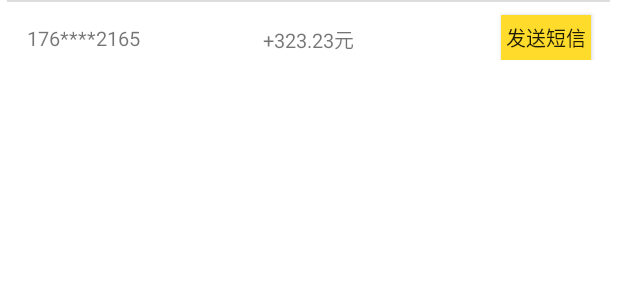
After one commit to a329336057/qfxdemo, an Android app: the layout mail_list_adapter.xml on its own in the app's theme, with its tools: preview values and no code run, on a phone screen of 412 x 824 dp. The commit adds this screen. Shown: the top 300 px of the screen. Run offline under Robolectric (Android 15) with nearby library versions, the phone set to English and light mode, and no system bars.

Commit message:
完成短信发送

```diff
--- a/app/build.gradle
+++ b/app/build.gradle
@@ -21,7 +21,7 @@ android {
 
 dependencies {
     implementation 'com.contrarywind:Android-PickerView:4.1.8'//选择器
-
+    implementation 'es.voghdev.pdfviewpager:library:1.0.3' //pdf
     implementation 'com.hjq:titlebar:5.0' //导航栏
     implementation 'com.android.support:design:28.0.0'
     implementation fileTree(dir: 'libs', include: ['*.jar'])
--- a/app/src/main/AndroidManifest.xml
+++ b/app/src/main/AndroidManifest.xml
@@ -11,6 +11,7 @@
     <uses-permission android:name="android.permission.ACCESS_WIFI_STATE" /> <!-- 允许程序读写手机状态和身份 -->
     <uses-permission android:name="android.permission.READ_PHONE_STATE" /> <!-- 允许程序访问CellID或WiFi热点来获取粗略的位置 -->
     <uses-permission android:name="android.permission.ACCESS_COARSE_LOCATION" />
+    <uses-permission android:name="android.permission.READ_CONTACTS" />
 
     <application
         android:allowBackup="true"
@@ -19,7 +20,10 @@
         android:roundIcon="@mipmap/ic_launcher_round"
         android:supportsRtl="true"
         android:theme="@style/CommonAppTheme">
-        <activity android:name=".Activitiy.MyFansActivity"></activity>
+        <activity android:name=".Activitiy.PdfActivity"></activity>
+        <activity android:name=".Activitiy.MainsHome" />
+        <activity android:name=".Activitiy.MyFansActivity" />
+        <activity android:name=".Activitiy.MailListActivity" />
         <activity android:name=".Activitiy.OrderActivity" />
         <activity android:name=".Activitiy.MyDataActivity" />
         <activity android:name=".Activitiy.MyAwardActivity" />
--- /dev/null
+++ b/app/src/main/res/layout/mail_list_adapter.xml
@@ -0,0 +1,45 @@
+<?xml version="1.0" encoding="utf-8"?>
+<RelativeLayout xmlns:android="http://schemas.android.com/apk/res/android"
+    android:layout_width="match_parent"
+    android:layout_height="wrap_content"
+    android:layout_marginBottom="18dp">
+    <View
+        android:layout_width="fill_parent"
+        android:layout_height="1dip"
+        android:id="@+id/mail_home_views"
+        android:layout_marginLeft="10dp"
+        android:layout_centerHorizontal="true"
+        android:background="#DDDDDD"/>
+    <TextView
+        android:layout_width="wrap_content"
+        android:layout_height="wrap_content"
+        android:text="176****2165"
+        android:maxLines="2"
+        android:maxEms="10"
+        android:maxLength="12"
+        android:ellipsize="end"
+        android:id="@+id/mail_user"
+        android:layout_marginTop="16dp"
+        android:layout_marginLeft="18dp"
+        android:textSize="13sp"/>
+    <TextView
+        android:layout_width="wrap_content"
+        android:layout_height="wrap_content"
+        android:text="+323.23元"
+        android:layout_marginRight="30dp"
+        android:id="@+id/mail_phone"
+        android:layout_marginTop="16dp"
+        android:layout_centerHorizontal="true"
+        android:textSize="13sp"/>
+    <Button
+        android:layout_width="60dp"
+        android:layout_height="30dp"
+        android:text="发送短信"
+        android:padding="3dp"
+        android:background="#FFDC2B"
+        android:id="@+id/mail_sms"
+        android:layout_alignParentRight="true"
+        android:layout_marginTop="10dp"
+        android:layout_marginRight="18dp"
+        android:textSize="13sp"/>
+</RelativeLayout>
```
Also changed, not shown: app/src/main/java/com/qifeixianapp/qfxdemo/Activitiy/MailListActivity.java (added, +48 -0 lines), app/src/main/java/com/qifeixianapp/qfxdemo/Activitiy/MainActivity.java (+12 -0 lines), app/src/main/java/com/qifeixianapp/qfxdemo/Activitiy/MainsHome.java (+6 -4 lines), app/src/main/java/com/qifeixianapp/qfxdemo/Activitiy/PdfActivity.java (added, +87 -0 lines), app/src/main/java/com/qifeixianapp/qfxdemo/Adapter/Mail_List_Adapter.java (added, +83 -0 lines), app/src/main/java/com/qifeixianapp/qfxdemo/Adapter/UserMuenAdapter.java (+11 -2 lines), app/src/main/java/com/qifeixianapp/qfxdemo/tool/ContactUtils.java (added, +59 -0 lines), app/src/main/java/com/qifeixianapp/qfxdemo/tool/MyContactsBean.java (added, +7 -0 lines), app/src/main/res/layout/activity_mail_list.xml (added, +76 -0 lines), app/src/main/res/layout/activity_pdf.xml (added, +50 -0 lines).
